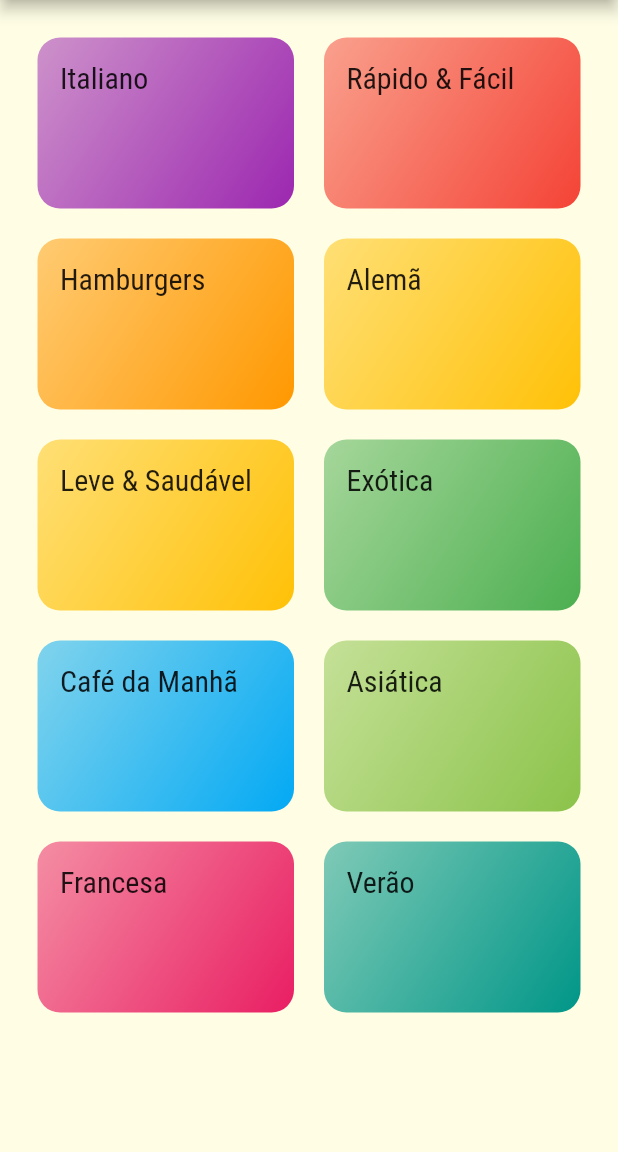
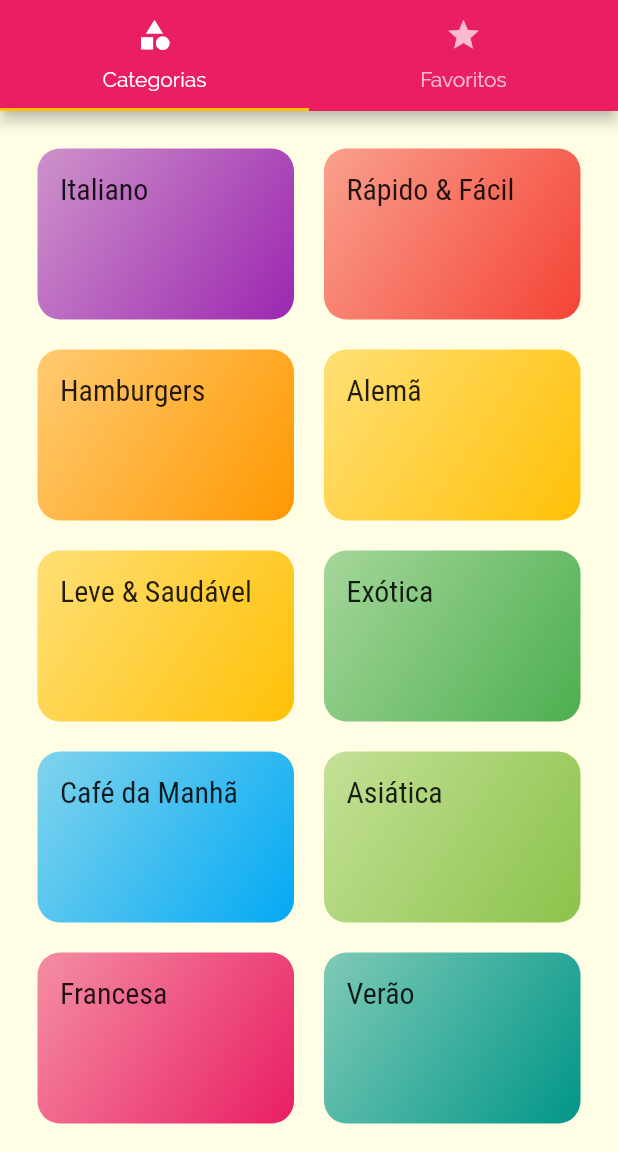
Before and after one commit to rcoproc/flutter_screens, a Flutter app: the screen it shows after launch, on a phone screen of 412 x 824 dp, the part 84-1236 px from its top. Run offline on Flutter 3.47's test engine with Material 2 defaults, Android fonts, the phone set to English and light mode, and no system bars.

Commit message:
Add TabBar with 2 options

```diff
--- a/lib/main.dart
+++ b/lib/main.dart
@@ -3,6 +3,7 @@
 import 'screens/categories_meals_screen.dart';
 import 'screens/meal_detail_screen.dart';
 import 'utils/app_routes.dart';
+import 'screens/tabs_screen.dart';
 
 void main() => runApp(MyApp());
 
@@ -12,18 +13,19 @@
     return MaterialApp(
       title: 'Vamos Cozinhar?',
       theme: ThemeData(
-        primarySwatch: Colors.pink,
+          primarySwatch: Colors.pink,
         accentColor: Colors.amber,
         canvasColor: Color.fromRGBO(255, 254, 229, 1),
         fontFamily: 'Raleway',
         textTheme: ThemeData.light().textTheme.copyWith(
           title: TextStyle(
             fontFamily: 'RobotoCondensed',
-          fontSize: 20,)
+          fontSize: 20,
+          )
         ),
       ),
       routes: {
-        AppRoutes.HOME: (ctx) => CategoriesScreen(),
+        AppRoutes.HOME: (ctx) => TabsScreen(),
         AppRoutes.CATEGORIES_MEALS: (ctx) => CategoriesMealsScreen(),
         AppRoutes.MEAL_DETAIL: (ctx) => MealDetailScreen(),
       },
--- a/lib/screens/categories_screen.dart
+++ b/lib/screens/categories_screen.dart
@@ -7,11 +7,7 @@
 
   @override
   Widget build(BuildContext context) {
-    return Scaffold(
-          appBar: AppBar(
-            title: const Text('Vamos Cozinhar?'),
-          ),
-          body: GridView(
+    return GridView(
       padding: const EdgeInsets.all(25),
       gridDelegate: SliverGridDelegateWithMaxCrossAxisExtent(
         maxCrossAxisExtent: 200,
@@ -19,10 +15,9 @@
         crossAxisSpacing: 20,
         mainAxisSpacing: 20,
       ),
-        children: DUMMY_CATEGORIES.map((cat){
+      children: DUMMY_CATEGORIES.map((cat) {
         return CategoryItem(cat);
       }).toList(),
-      ),
     );
   }
 }
--- /dev/null
+++ b/lib/screens/favorite_screen.dart
@@ -0,0 +1,11 @@
+import 'package:flutter/material.dart';
+
+class FavoriteScreen extends StatelessWidget {
+
+  @override
+  Widget build(BuildContext context) {
+    return Center(
+      child: Text('Minhas Refeições Favoritas"'),
+    );
+  }
+}
--- /dev/null
+++ b/lib/screens/tabs_screen.dart
@@ -0,0 +1,34 @@
+import 'package:flutter/material.dart';
+import 'categories_screen.dart';
+import 'favorite_screen.dart';
+
+class TabsScreen extends StatelessWidget {
+  @override
+  Widget build(BuildContext context) {
+    return DefaultTabController(
+      length: 2,
+      // initialIndex: 1,
+      child: Scaffold(
+        appBar: AppBar(
+          title: Text('Vamos Cozinhar?'),
+          bottom: TabBar(
+            tabs: [
+              Tab(
+                icon: const Icon(Icons.category),
+                text: 'Categorias',
+              ),
+              Tab(
+                icon: Icon(Icons.star),
+                text: 'Favoritos',
+              ),
+            ],
+          ),
+        ),
+        body: TabBarView(children: <Widget>[
+          CategoriesScreen(),
+          FavoriteScreen(),
+        ],)
+      ),
+    );
+  }
+}
```
Lines whose indentation alone changed are shown as unchanged.
